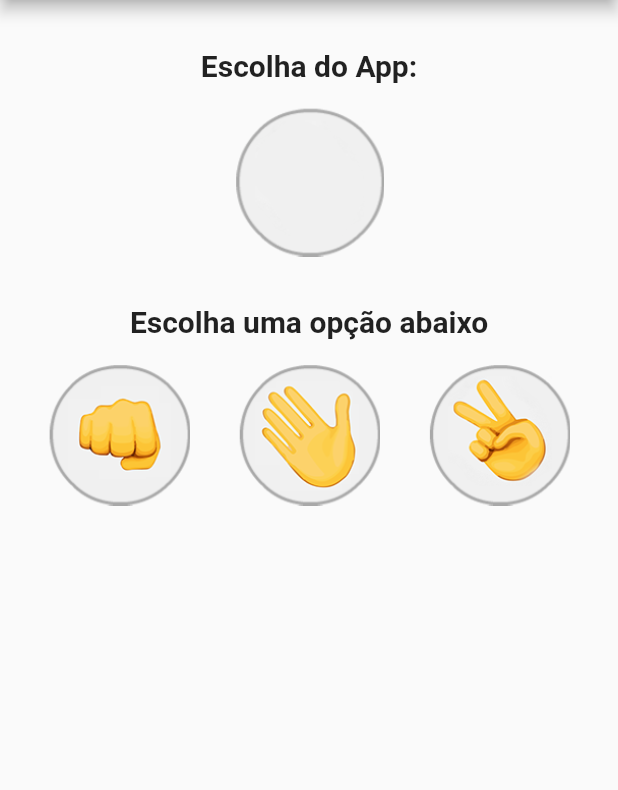
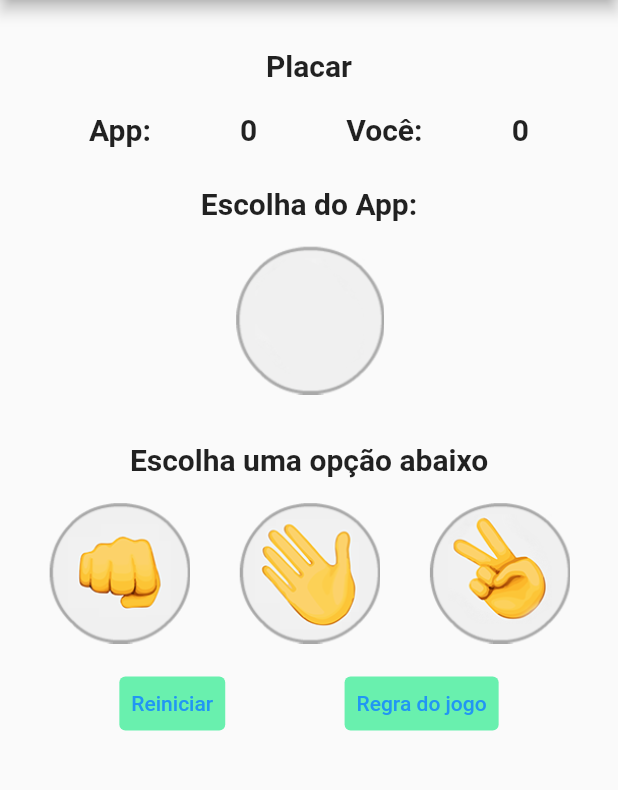
Before and after one commit to erasmofreitas/jokenpo, a Flutter app: the screen it shows after launch, on a phone screen of 412 x 824 dp, the part 84-874 px from its top. Run offline on Flutter 3.47's test engine with Material 2 defaults, Android fonts, the phone set to English and light mode, and no system bars.

Commit message:
- incluindo placar - incluindo regra do jogo

```diff
--- a/lib/jogo.dart
+++ b/lib/jogo.dart
@@ -11,14 +11,13 @@ class Jogo extends StatefulWidget {
 class _JogoState extends State<Jogo> {
   var _imagemApp = const AssetImage("images/padrao.png");
   var _txtResultado = "Escolha uma opção abaixo";
+  var _placarApp = 0;
+  var _placarVoce = 0;
 
   void _opcaoSelecionada(String escolhaUsuario) {
     var opcoes = ["pedra", "papel", "tesoura"];
     var numero = Random().nextInt(3);
     var escolhaApp = opcoes[numero];
-
-    print("Escolha do App: " + escolhaApp);
-    print("Escolha do Usuário: " + escolhaUsuario);
 
     //Exibição da imagem escolhida pelo App
     switch (escolhaApp) {
@@ -45,6 +44,7 @@ class _JogoState extends State<Jogo> {
         (escolhaUsuario == "papel" && escolhaApp == "pedra")) {
       setState(() {
         _txtResultado = "Parabéns você ganhou!";
+        _placarVoce++;
       });
     } // App Ganhador
     else if ((escolhaUsuario == "tesoura" && escolhaApp == "pedra") ||
@@ -52,12 +52,23 @@ class _JogoState extends State<Jogo> {
         (escolhaUsuario == "pedra" && escolhaApp == "papel")) {
       setState(() {
         _txtResultado = "Você perdeu!";
+        _placarApp++;
       });
     } else {
       setState(() {
         _txtResultado = "Empatamos!";
       });
     }
+  }
+
+  //Reiniciar placar
+  _reiniciarPlacar() {
+    setState(() {
+      _placarApp = 0;
+      _placarVoce = 0;
+      _txtResultado = "Escolha uma opção abaixo";
+      _imagemApp = const AssetImage("images/padrao.png");
+    });
   }
 
   @override
@@ -70,7 +81,61 @@ class _JogoState extends State<Jogo> {
         crossAxisAlignment: CrossAxisAlignment.stretch,
         children: [
           const Padding(
-            padding: EdgeInsets.only(top: 32, bottom: 16),
+            padding: EdgeInsets.only(top: 32, bottom: 10),
+            child: Text(
+              "Placar",
+              textAlign: TextAlign.center,
+              style: TextStyle(
+                fontSize: 20,
+                fontWeight: FontWeight.bold,
+              ),
+            ),
+          ),
+          Row(
+            mainAxisAlignment: MainAxisAlignment.spaceEvenly,
+            children: [
+              const Padding(
+                padding: EdgeInsets.only(top: 10, bottom: 10),
+                child: Text(
+                  "App:",
+                  textAlign: TextAlign.center,
+                  style: TextStyle(
+                    fontSize: 20,
+                    fontWeight: FontWeight.bold,
+                  ),
+                ),
+              ),
+              Text(
+                _placarApp.toString(),
+                textAlign: TextAlign.center,
+                style: const TextStyle(
+                  fontSize: 20,
+                  fontWeight: FontWeight.bold,
+                ),
+              ),
+              const Padding(
+                padding: EdgeInsets.only(top: 10, bottom: 10),
+                child: Text(
+                  "Você:",
+                  textAlign: TextAlign.center,
+                  style: TextStyle(
+                    fontSize: 20,
+                    fontWeight: FontWeight.bold,
+                  ),
+                ),
+              ),
+              Text(
+                _placarVoce.toString(),
+                textAlign: TextAlign.center,
+                style: const TextStyle(
+                  fontSize: 20,
+                  fontWeight: FontWeight.bold,
+                ),
+              ),
+            ],
+          ),
+          const Padding(
+            padding: EdgeInsets.only(top: 16, bottom: 16),
             child: Text(
               "Escolha do App:",
               textAlign: TextAlign.center,
@@ -122,8 +187,61 @@ class _JogoState extends State<Jogo> {
               ),
             ],
           ),
+          Row(
+            mainAxisAlignment: MainAxisAlignment.spaceEvenly,
+            children: [
+              Padding(
+                padding: const EdgeInsets.only(top: 16, bottom: 10),
+                child: TextButton(
+                  style: const ButtonStyle(
+                    backgroundColor:
+                        MaterialStatePropertyAll(Colors.greenAccent),
+                  ),
+                  onPressed: () => _reiniciarPlacar(),
+                  child: const Text("Reiniciar"),
+                ),
+              ),
+              Padding(
+                padding: const EdgeInsets.only(top: 16, bottom: 10),
+                child: TextButton(
+                  style: const ButtonStyle(
+                    backgroundColor:
+                        MaterialStatePropertyAll(Colors.greenAccent),
+                  ),
+                  onPressed: () => _dialogBuilder(context),
+                  child: const Text("Regra do jogo"),
+                ),
+              ),
+            ],
+          ),
         ],
       ),
     );
   }
 }
+
+Future<void> _dialogBuilder(BuildContext context) {
+  return showDialog<void>(
+    context: context,
+    builder: (BuildContext context) {
+      return AlertDialog(
+        title: const Text('Regra do jogo'),
+        content: Image.asset(
+          "images/jokenpo_regra.jpg",
+          height: 95,
+        ),
+        actions: <Widget>[
+          TextButton(
+            style: TextButton.styleFrom(
+              textStyle: Theme.of(context).textTheme.labelLarge,
+            ),
+            child: const Text('OK'),
+            onPressed: () {
+              Navigator.of(context).pop();
+            },
+          ),
+        ],
+      );
+    },
+  );
+}
--- a/pubspec.yaml
+++ b/pubspec.yaml
@@ -65,6 +65,7 @@ flutter:
     - images/papel.png
     - images/pedra.png
     - images/tesoura.png
+    - images/jokenpo_regra.jpg
   #   - images/a_dot_ham.jpeg
 
   # An image asset can refer to one or more resolution-specific "variants", see
```
Also changed, not shown: images/jokenpo_regra.jpg (added).
